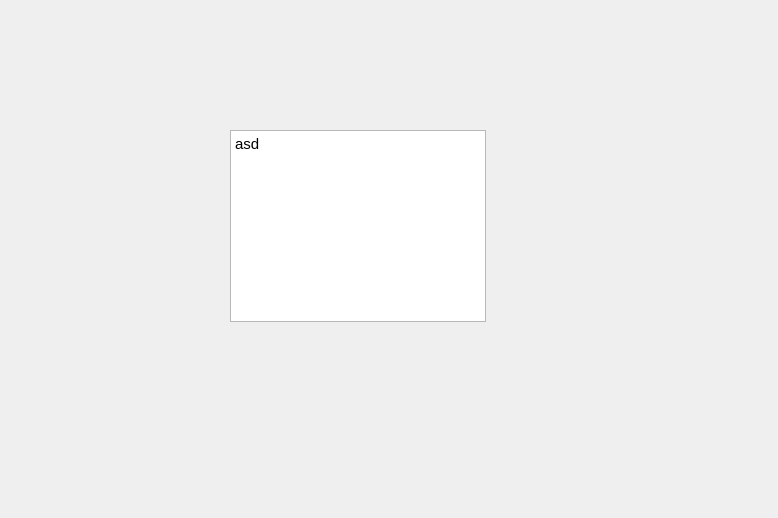
First picture: the form in src/frontend/views/savegamewidget.ui, repository szaumoor/EE_IESaveEditor, before the edit.
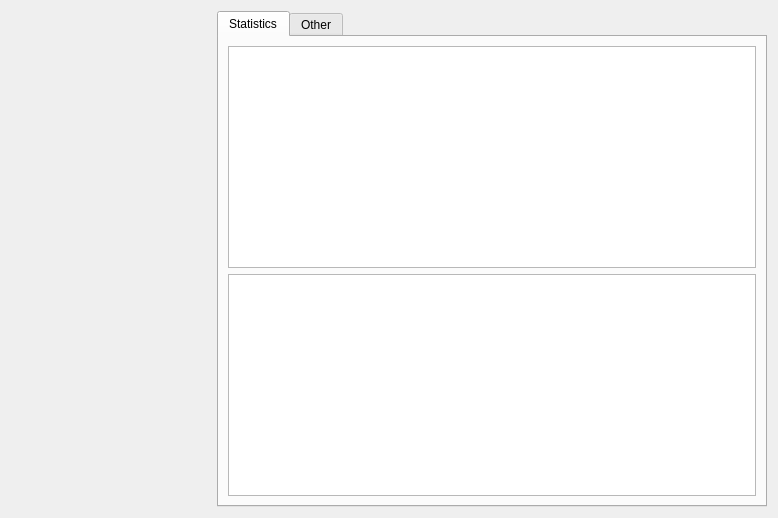
Second picture: the form after the edit. The open tabs and pages were chosen to show the change.

Patch:
```diff
--- a/src/frontend/views/savegamewidget.ui
+++ b/src/frontend/views/savegamewidget.ui
@@ -13,26 +13,50 @@
   <property name="windowTitle">
    <string>Form</string>
   </property>
-  <widget class="QTextEdit" name="textEdit">
-   <property name="geometry">
-    <rect>
-     <x>230</x>
-     <y>130</y>
-     <width>256</width>
-     <height>192</height>
-    </rect>
-   </property>
-   <property name="html">
-    <string>&lt;!DOCTYPE HTML PUBLIC &quot;-//W3C//DTD HTML 4.0//EN&quot; &quot;http://www.w3.org/TR/REC-html40/strict.dtd&quot;&gt;
-&lt;html&gt;&lt;head&gt;&lt;meta name=&quot;qrichtext&quot; content=&quot;1&quot; /&gt;&lt;meta charset=&quot;utf-8&quot; /&gt;&lt;style type=&quot;text/css&quot;&gt;
-p, li { white-space: pre-wrap; }
-hr { height: 1px; border-width: 0; }
-li.unchecked::marker { content: &quot;\2610&quot;; }
-li.checked::marker { content: &quot;\2612&quot;; }
-&lt;/style&gt;&lt;/head&gt;&lt;body style=&quot; font-family:'Ubuntu'; font-size:11pt; font-weight:400; font-style:normal;&quot;&gt;
-&lt;p style=&quot; margin-top:0px; margin-bottom:0px; margin-left:0px; margin-right:0px; -qt-block-indent:0; text-indent:0px;&quot;&gt;asd&lt;/p&gt;&lt;/body&gt;&lt;/html&gt;</string>
-   </property>
-  </widget>
+  <layout class="QHBoxLayout" name="horizontalLayout">
+   <item>
+    <widget class="QLabel" name="label">
+     <property name="minimumSize">
+      <size>
+       <width>200</width>
+       <height>0</height>
+      </size>
+     </property>
+     <property name="text">
+      <string/>
+     </property>
+    </widget>
+   </item>
+   <item>
+    <layout class="QVBoxLayout" name="verticalLayout">
+     <item>
+      <widget class="QTabWidget" name="tabWidget">
+       <property name="currentIndex">
+        <number>1</number>
+       </property>
+       <widget class="QWidget" name="statsTab">
+        <attribute name="title">
+         <string>Statistics</string>
+        </attribute>
+        <layout class="QVBoxLayout" name="verticalLayout_2">
+         <item>
+          <widget class="QTextEdit" name="textEdit_2"/>
+         </item>
+         <item>
+          <widget class="QTextEdit" name="textEdit"/>
+         </item>
+        </layout>
+       </widget>
+       <widget class="QWidget" name="tab_4">
+        <attribute name="title">
+         <string>Other</string>
+        </attribute>
+       </widget>
+      </widget>
+     </item>
+    </layout>
+   </item>
+  </layout>
  </widget>
  <resources/>
  <connections/>
```
